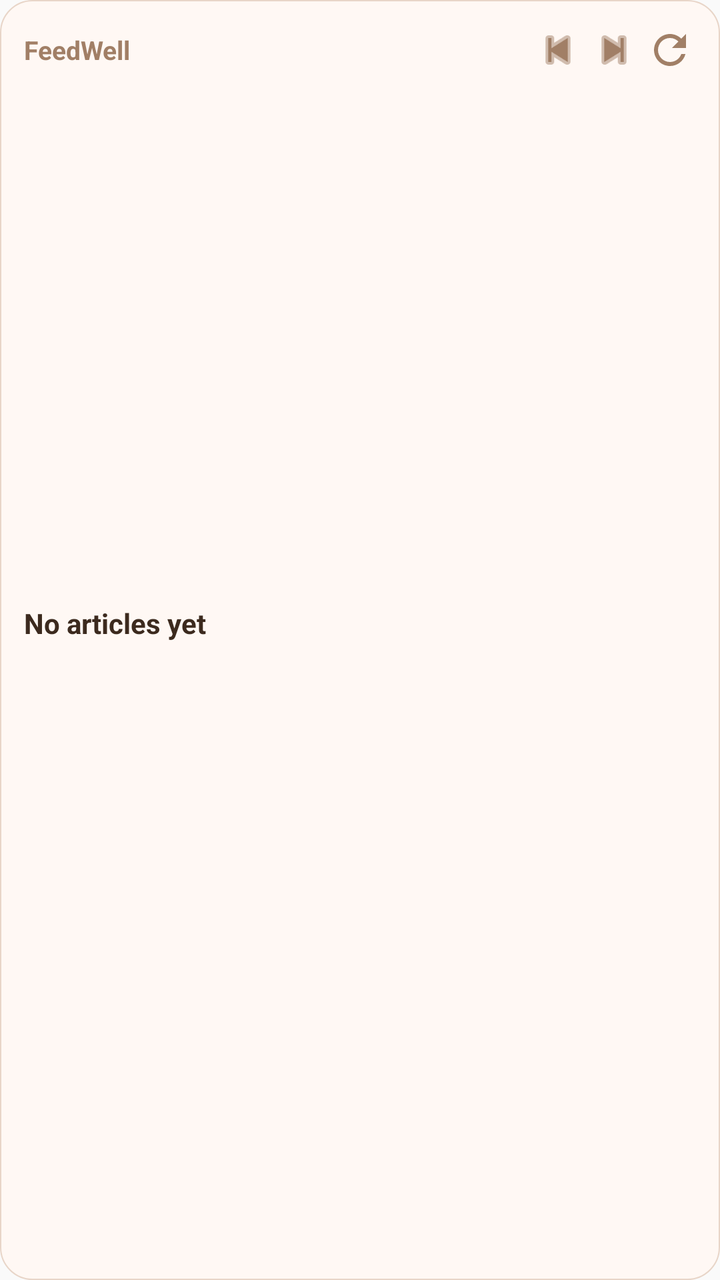
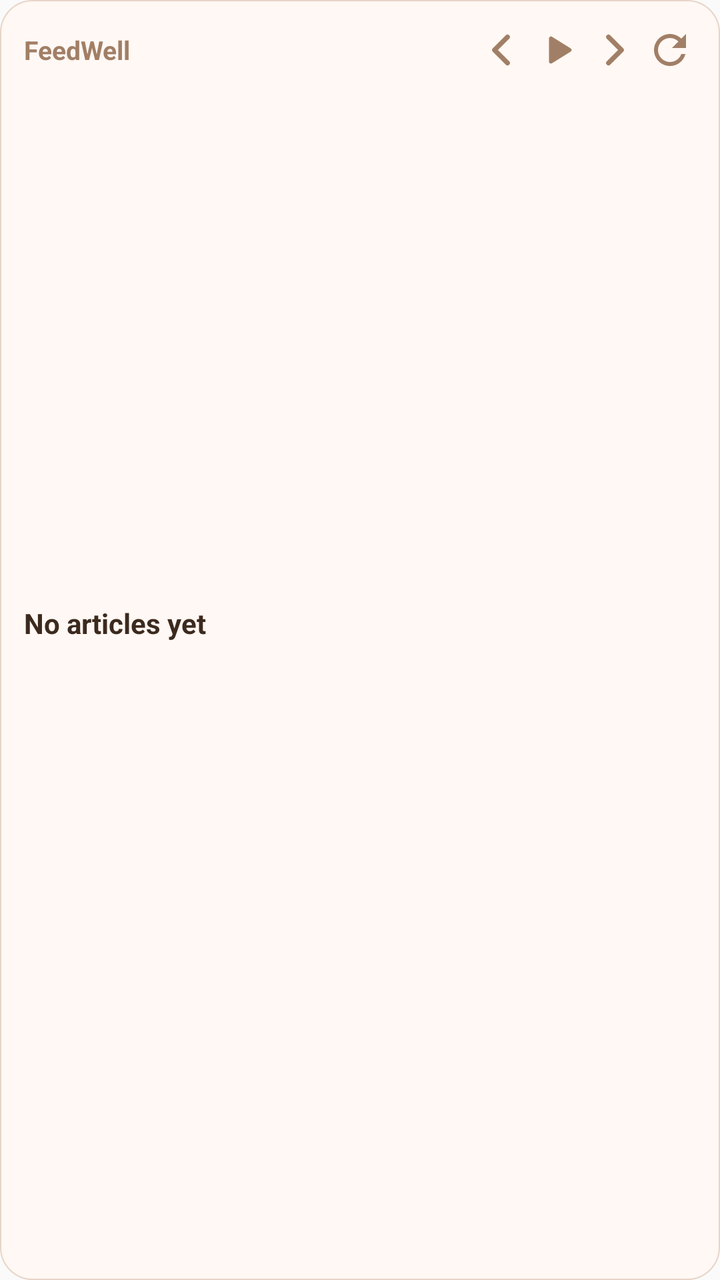

An Android layout rendered at two revisions. The XML below is the earlier revision; the diff shows what the commit changed to produce the second picture.
<!-- AndroidManifest.xml: application theme AppTheme -->
<!-- res/layout/widget_latest_articles.xml -->
<?xml version="1.0" encoding="utf-8"?>
<LinearLayout xmlns:android="http://schemas.android.com/apk/res/android"
    xmlns:tools="http://schemas.android.com/tools"
    android:id="@+id/widget_container"
    android:layout_width="match_parent"
    android:layout_height="match_parent"
    android:orientation="vertical"
    android:background="@drawable/widget_background"
    android:padding="12dp">

    
    <LinearLayout
        android:id="@+id/widget_header"
        android:layout_width="match_parent"
        android:layout_height="wrap_content"
        android:orientation="horizontal"
        android:gravity="center_vertical"
        android:paddingBottom="6dp">

        <TextView
            android:id="@+id/widget_app_name"
            android:layout_width="0dp"
            android:layout_height="wrap_content"
            android:layout_weight="1"
            android:text="FeedWell"
            android:textColor="@color/widget_header"
            android:textSize="13sp"
            android:textStyle="bold"
            android:maxLines="1" />

        <TextView
            android:id="@+id/widget_strip_title"
            android:layout_width="0dp"
            android:layout_height="wrap_content"
            android:layout_weight="1"
            android:text=""
            android:textColor="@color/widget_title"
            android:textSize="12sp"
            android:textStyle="bold"
            android:maxLines="2"
            android:ellipsize="end"
            android:visibility="gone" />

        <ImageButton
            android:id="@+id/widget_prev_button"
            android:layout_width="26dp"
            android:layout_height="26dp"
            android:background="?android:attr/selectableItemBackgroundBorderless"
            android:src="@android:drawable/ic_media_previous"
            android:contentDescription="Previous article"
            android:scaleType="centerInside"
            android:tint="@color/widget_icon"
            android:layout_marginStart="4dp"
            android:layout_marginEnd="2dp" />

        <ImageButton
            android:id="@+id/widget_next_button"
            android:layout_width="26dp"
            android:layout_height="26dp"
            android:background="?android:attr/selectableItemBackgroundBorderless"
            android:src="@android:drawable/ic_media_next"
            android:contentDescription="Next article"
            android:scaleType="centerInside"
            android:tint="@color/widget_icon" />

        <ImageButton
            android:id="@+id/widget_refresh_button"
            android:layout_width="26dp"
            android:layout_height="26dp"
            android:background="@null"
            android:src="@drawable/ic_widget_refresh"
            android:contentDescription="Refresh"
            android:scaleType="centerInside"
            android:tint="@color/widget_icon"
            android:layout_marginStart="2dp" />

        <ProgressBar
            android:id="@+id/widget_refresh_progress"
            style="?android:attr/progressBarStyleSmall"
            android:layout_width="26dp"
            android:layout_height="26dp"
            android:padding="4dp"
            android:indeterminate="true"
            android:indeterminateTint="@color/widget_icon"
            android:visibility="gone"
            android:layout_marginStart="2dp" />
    </LinearLayout>

    
    <LinearLayout
        android:id="@+id/widget_article_container"
        android:layout_width="match_parent"
        android:layout_height="0dp"
        android:layout_weight="1"
        android:orientation="vertical"
        android:gravity="center_vertical">

        <ImageView
            android:id="@+id/widget_image_top"
            android:layout_width="match_parent"
            android:layout_height="0dp"
            android:layout_weight="1"
            android:layout_marginBottom="8dp"
            android:scaleType="centerCrop"
            android:background="@drawable/widget_image_background"
            android:clipToOutline="true"
            android:importantForAccessibility="no"
            android:visibility="gone"
            tools:targetApi="31" />

        <LinearLayout
            android:id="@+id/widget_article_row"
            android:layout_width="match_parent"
            android:layout_height="wrap_content"
            android:orientation="horizontal"
            android:gravity="center_vertical">

            <ImageView
                android:id="@+id/widget_image_side"
                android:layout_width="72dp"
                android:layout_height="72dp"
                android:layout_marginEnd="10dp"
                android:scaleType="centerCrop"
                android:background="@drawable/widget_image_background"
                android:clipToOutline="true"
                android:importantForAccessibility="no"
                android:visibility="gone"
                tools:targetApi="31" />

            <LinearLayout
                android:layout_width="0dp"
                android:layout_height="wrap_content"
                android:layout_weight="1"
                android:orientation="vertical">

                <TextView
                    android:id="@+id/widget_article_title"
                    android:layout_width="match_parent"
                    android:layout_height="wrap_content"
                    android:text="No articles yet"
                    android:textColor="@color/widget_title"
                    android:textSize="14sp"
                    android:textStyle="bold"
                    android:maxLines="3"
                    android:ellipsize="end" />

                <TextView
                    android:id="@+id/widget_article_description"
                    android:layout_width="match_parent"
                    android:layout_height="wrap_content"
                    android:layout_marginTop="4dp"
                    android:text=""
                    android:textColor="@color/widget_feed"
                    android:textSize="12sp"
                    android:maxLines="2"
                    android:ellipsize="end"
                    android:visibility="gone" />

                <TextView
                    android:id="@+id/widget_article_feed"
                    android:layout_width="match_parent"
                    android:layout_height="wrap_content"
                    android:layout_marginTop="4dp"
                    android:text=""
                    android:textColor="@color/widget_feed"
                    android:textSize="11sp"
                    android:maxLines="1"
                    android:ellipsize="end" />

                <TextView
                    android:id="@+id/widget_article_date"
                    android:layout_width="match_parent"
                    android:layout_height="wrap_content"
                    android:layout_marginTop="2dp"
                    android:text=""
                    android:textColor="@color/widget_date"
                    android:textSize="10sp"
                    android:maxLines="1" />
            </LinearLayout>
        </LinearLayout>
    </LinearLayout>

    
    <ListView
        android:id="@+id/widget_article_list"
        android:layout_width="match_parent"
        android:layout_height="0dp"
        android:layout_weight="1"
        android:divider="@color/widget_stroke"
        android:dividerHeight="0.5dp"
        android:visibility="gone" />

    
    <TextView
        android:id="@+id/widget_page_indicator"
        android:layout_width="match_parent"
        android:layout_height="wrap_content"
        android:gravity="center"
        android:text=""
        android:textColor="@color/widget_indicator"
        android:textSize="9sp"
        android:paddingTop="2dp" />

</LinearLayout>
<!-- resources referenced by this layout -->
<resources>
  <color name="widget_date">#B09A85</color>
  <color name="widget_feed">#8B7355</color>
  <color name="widget_header">#A17F66</color>
  <color name="widget_icon">#A17F66</color>
  <color name="widget_indicator">#C4AA94</color>
  <color name="widget_stroke">#E8D5C8</color>
  <color name="widget_title">#3C2A1E</color>
  <!-- drawable ic_widget_refresh (drawable) -->
  <?xml version="1.0" encoding="utf-8"?>
  <vector xmlns:android="http://schemas.android.com/apk/res/android"
      android:width="24dp"
      android:height="24dp"
      android:viewportWidth="24"
      android:viewportHeight="24"
      android:tint="@color/widget_icon">
      <path
          android:fillColor="#FFFFFFFF"
          android:pathData="M17.65,6.35C16.2,4.9 14.21,4 12,4c-4.42,0 -7.99,3.58 -7.99,8s3.57,8 7.99,8c3.73,0 6.84,-2.55 7.73,-6h-2.08c-0.82,2.33 -3.04,4 -5.65,4 -3.31,0 -6,-2.69 -6,-6s2.69,-6 6,-6c1.66,0 3.14,0.69 4.22,1.78L13,11h7V4l-2.35,2.35z" />
  </vector>
  <!-- drawable widget_background (drawable) -->
  <?xml version="1.0" encoding="utf-8"?>
  <shape xmlns:android="http://schemas.android.com/apk/res/android"
      android:shape="rectangle">
      <solid android:color="@color/widget_bg" />
      <corners android:radius="16dp" />
      <stroke android:width="0.5dp" android:color="@color/widget_stroke" />
  </shape>
  <!-- drawable widget_image_background (drawable) -->
  <?xml version="1.0" encoding="utf-8"?>
  <shape xmlns:android="http://schemas.android.com/apk/res/android"
      android:shape="rectangle">
      <solid android:color="#1F8B7355" />
      <corners android:radius="10dp" />
  </shape>
  <style name="AppTheme" parent="Theme.AppCompat.DayNight.NoActionBar">
      <item name="android:enforceNavigationBarContrast" tools:targetApi="29">true</item>
      <item name="android:editTextBackground">@drawable/rn_edit_text_material</item>
      <item name="colorPrimary">@color/colorPrimary</item>
    </style>
  <color name="widget_bg">#FFF8F4</color>
  <color name="colorPrimary">#023c69</color>
  <!-- unchanged entries left out for length: 1 -->
</resources>

<!-- the commit's change to res/layout/widget_latest_articles.xml (unified diff, before → after) -->
@@ -41,37 +41,45 @@
             android:ellipsize="end"
             android:visibility="gone" />
 
+        
         <ImageButton
             android:id="@+id/widget_prev_button"
             android:layout_width="26dp"
             android:layout_height="26dp"
             android:background="?android:attr/selectableItemBackgroundBorderless"
-            android:src="@android:drawable/ic_media_previous"
+            android:src="@drawable/ic_widget_prev"
             android:contentDescription="Previous article"
             android:scaleType="centerInside"
-            android:tint="@color/widget_icon"
-            android:layout_marginStart="4dp"
-            android:layout_marginEnd="2dp" />
+            android:layout_marginStart="4dp" />
+
+        <ImageButton
+            android:id="@+id/widget_play_button"
+            android:layout_width="26dp"
+            android:layout_height="26dp"
+            android:background="?android:attr/selectableItemBackgroundBorderless"
+            android:src="@drawable/ic_widget_play"
+            android:contentDescription="Play slideshow"
+            android:scaleType="centerInside"
+            android:layout_marginStart="2dp" />
 
         <ImageButton
             android:id="@+id/widget_next_button"
             android:layout_width="26dp"
             android:layout_height="26dp"
             android:background="?android:attr/selectableItemBackgroundBorderless"
-            android:src="@android:drawable/ic_media_next"
+            android:src="@drawable/ic_widget_next"
             android:contentDescription="Next article"
             android:scaleType="centerInside"
-            android:tint="@color/widget_icon" />
+            android:layout_marginStart="2dp" />
 
         <ImageButton
             android:id="@+id/widget_refresh_button"
             android:layout_width="26dp"
             android:layout_height="26dp"
-            android:background="@null"
+            android:background="?android:attr/selectableItemBackgroundBorderless"
             android:src="@drawable/ic_widget_refresh"
             android:contentDescription="Refresh"
             android:scaleType="centerInside"
-            android:tint="@color/widget_icon"
             android:layout_marginStart="2dp" />
 
         <ProgressBar
<!-- resource entries referenced after the edit -->
@@ -7,6 +7,55 @@
   <color name="widget_indicator">#C4AA94</color>
   <color name="widget_stroke">#E8D5C8</color>
   <color name="widget_title">#3C2A1E</color>
+  <!-- drawable ic_widget_next (drawable) -->
+  <?xml version="1.0" encoding="utf-8"?>
+  <vector xmlns:android="http://schemas.android.com/apk/res/android"
+      android:width="24dp"
+      android:height="24dp"
+      android:viewportWidth="24"
+      android:viewportHeight="24"
+      android:tint="@color/widget_icon"
+      android:autoMirrored="true">
+      <path
+          android:fillColor="#00000000"
+          android:strokeColor="#FFFFFFFF"
+          android:strokeWidth="2.4"
+          android:strokeLineCap="round"
+          android:strokeLineJoin="round"
+          android:pathData="M9.25,5.5L15.75,12L9.25,18.5" />
+  </vector>
+  <!-- drawable ic_widget_play (drawable) -->
+  <?xml version="1.0" encoding="utf-8"?>
+  <vector xmlns:android="http://schemas.android.com/apk/res/android"
+      android:width="24dp"
+      android:height="24dp"
+      android:viewportWidth="24"
+      android:viewportHeight="24"
+      android:tint="@color/widget_icon">
+      <path
+          android:fillColor="#FFFFFFFF"
+          android:strokeColor="#FFFFFFFF"
+          android:strokeWidth="2"
+          android:strokeLineJoin="round"
+          android:pathData="M8.5,6.25L8.5,17.75L17.75,12Z" />
+  </vector>
+  <!-- drawable ic_widget_prev (drawable) -->
+  <?xml version="1.0" encoding="utf-8"?>
+  <vector xmlns:android="http://schemas.android.com/apk/res/android"
+      android:width="24dp"
+      android:height="24dp"
+      android:viewportWidth="24"
+      android:viewportHeight="24"
+      android:tint="@color/widget_icon"
+      android:autoMirrored="true">
+      <path
+          android:fillColor="#00000000"
+          android:strokeColor="#FFFFFFFF"
+          android:strokeWidth="2.4"
+          android:strokeLineCap="round"
+          android:strokeLineJoin="round"
+          android:pathData="M14.75,5.5L8.25,12L14.75,18.5" />
+  </vector>
   <!-- drawable ic_widget_refresh (drawable) -->
   <?xml version="1.0" encoding="utf-8"?>
   <vector xmlns:android="http://schemas.android.com/apk/res/android"
